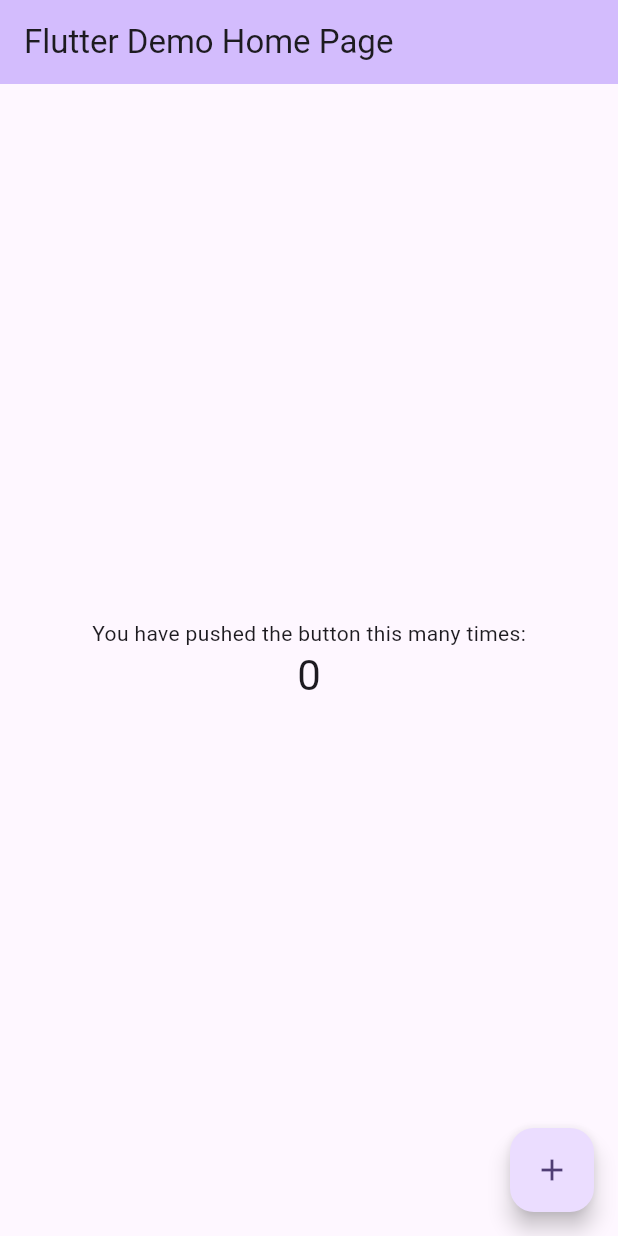
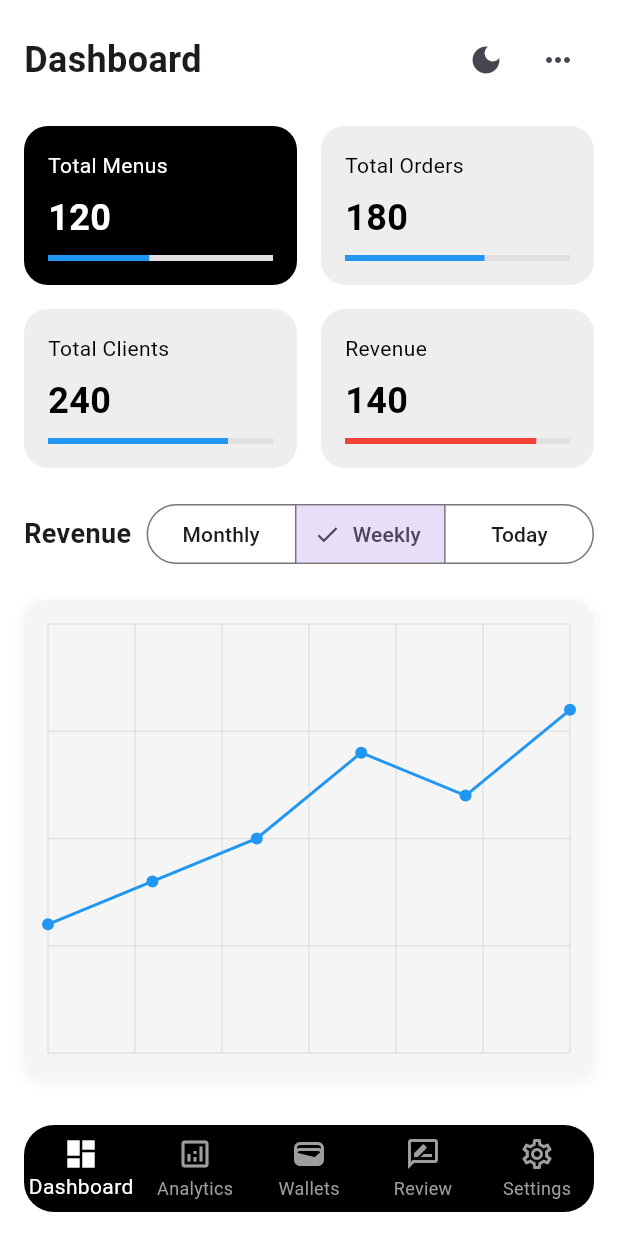
Before and after one commit to reysilvaa/rosantibike_mobile, a Flutter app: the screen it shows after launch, on a phone screen of 412 x 824 dp. Run offline on Flutter 3.47's test engine with Material 3 defaults, Android fonts, the phone set to English and light mode, and no system bars.

Commit message:
dashboard and light and dark theme

```diff
--- /dev/null
+++ b/lib/bottom_navigation_widget.dart
@@ -0,0 +1,63 @@
+
+// lib/widgets/custom_bottom_navigation.dart
+import 'package:flutter/material.dart';
+
+class BottomNavigation extends StatelessWidget {
+  final int selectedIndex;
+  final Function(int) onItemSelected;
+
+  const BottomNavigation({
+    Key? key,
+    required this.selectedIndex,
+    required this.onItemSelected,
+  }) : super(key: key);
+
+  @override
+  Widget build(BuildContext context) {
+    return Container(
+      decoration: BoxDecoration(
+        color: Colors.black,
+        borderRadius: BorderRadius.circular(20),
+      ),
+      margin: const EdgeInsets.all(16),
+      child: BottomNavigationBar(
+        currentIndex: selectedIndex,
+        onTap: onItemSelected,
+        type: BottomNavigationBarType.fixed,
+        backgroundColor: Colors.transparent,
+        selectedItemColor: Colors.white,
+        unselectedItemColor: Colors.grey,
+        showSelectedLabels: true,
+        showUnselectedLabels: true,
+        elevation: 0,
+        items: const [
+          BottomNavigationBarItem(
+            icon: Icon(Icons.dashboard_outlined),
+            activeIcon: Icon(Icons.dashboard),
+            label: 'Dashboard',
+          ),
+          BottomNavigationBarItem(
+            icon: Icon(Icons.analytics_outlined),
+            activeIcon: Icon(Icons.analytics),
+            label: 'Analytics',
+          ),
+          BottomNavigationBarItem(
+            icon: Icon(Icons.wallet_outlined),
+            activeIcon: Icon(Icons.wallet),
+            label: 'Wallets',
+          ),
+          BottomNavigationBarItem(
+            icon: Icon(Icons.rate_review_outlined),
+            activeIcon: Icon(Icons.rate_review),
+            label: 'Review',
+          ),
+          BottomNavigationBarItem(
+            icon: Icon(Icons.settings_outlined),
+            activeIcon: Icon(Icons.settings),
+            label: 'Settings',
+          ),
+        ],
+      ),
+    );
+  }
+}
--- /dev/null
+++ b/lib/constants/navigation_items.dart
@@ -0,0 +1,44 @@
+// lib/constants/navigation_items.dart
+import 'package:flutter/material.dart';
+
+class NavigationItem {
+  final String label;
+  final IconData icon;
+  final IconData activeIcon;
+
+  const NavigationItem({
+    required this.label,
+    required this.icon,
+    required this.activeIcon,
+  });
+}
+
+class NavigationItems {
+  static const List<NavigationItem> items = [
+    NavigationItem(
+      label: 'Dashboard',
+      icon: Icons.dashboard_outlined,
+      activeIcon: Icons.dashboard,
+    ),
+    NavigationItem(
+      label: 'Analytics',
+      icon: Icons.analytics_outlined,
+      activeIcon: Icons.analytics,
+    ),
+    NavigationItem(
+      label: 'Wallets',
+      icon: Icons.wallet_outlined,
+      activeIcon: Icons.wallet,
+    ),
+    NavigationItem(
+      label: 'Review',
+      icon: Icons.rate_review_outlined,
+      activeIcon: Icons.rate_review,
+    ),
+    NavigationItem(
+      label: 'Settings',
+      icon: Icons.settings_outlined,
+      activeIcon: Icons.settings,
+    ),
+  ];
+}
--- a/lib/main.dart
+++ b/lib/main.dart
@@ -1,125 +1,76 @@
+// lib/main.dart
 import 'package:flutter/material.dart';
+import 'package:provider/provider.dart' show ChangeNotifierProvider, Consumer;
+import 'pages/dashboard_page.dart';
+import 'pages/analytics_page.dart';
+import 'pages/wallets_page.dart';
+import 'pages/review_page.dart';
+import 'pages/settings_page.dart';
+import 'bottom_navigation_widget.dart';
+import 'theme/theme_provider.dart';
+import 'theme/app_theme.dart';
 
 void main() {
-  runApp(const MyApp());
+  runApp(
+    ChangeNotifierProvider(
+      create: (_) => ThemeProvider(),
+      child: const MyApp(),
+    ),
+  );
 }
 
 class MyApp extends StatelessWidget {
-  const MyApp({super.key});
+  const MyApp({Key? key}) : super(key: key);
 
-  // This widget is the root of your application.
   @override
   Widget build(BuildContext context) {
-    return MaterialApp(
-      title: 'Flutter Demo',
-      theme: ThemeData(
-        // This is the theme of your application.
-        //
-        // TRY THIS: Try running your application with "flutter run". You'll see
-        // the application has a purple toolbar. Then, without quitting the app,
-        // try changing the seedColor in the colorScheme below to Colors.green
-        // and then invoke "hot reload" (save your changes or press the "hot
-        // reload" button in a Flutter-supported IDE, or press "r" if you used
-        // the command line to start the app).
-        //
-        // Notice that the counter didn't reset back to zero; the application
-        // state is not lost during the reload. To reset the state, use hot
-        // restart instead.
-        //
-        // This works for code too, not just values: Most code changes can be
-        // tested with just a hot reload.
-        colorScheme: ColorScheme.fromSeed(seedColor: Colors.deepPurple),
-        useMaterial3: true,
-      ),
-      home: const MyHomePage(title: 'Flutter Demo Home Page'),
+    return Consumer<ThemeProvider>(
+      builder: (context, themeProvider, child) {
+        return MaterialApp(
+          title: 'Dashboard App',
+          themeMode: themeProvider.themeMode,
+          theme: AppTheme.lightTheme,
+          darkTheme: AppTheme.darkTheme,
+          home: const MainScreen(),
+          debugShowCheckedModeBanner: false,
+        );
+      },
     );
   }
 }
 
-class MyHomePage extends StatefulWidget {
-  const MyHomePage({super.key, required this.title});
-
-  // This widget is the home page of your application. It is stateful, meaning
-  // that it has a State object (defined below) that contains fields that affect
-  // how it looks.
-
-  // This class is the configuration for the state. It holds the values (in this
-  // case the title) provided by the parent (in this case the App widget) and
-  // used by the build method of the State. Fields in a Widget subclass are
-  // always marked "final".
-
-  final String title;
+class MainScreen extends StatefulWidget {
+  const MainScreen({Key? key}) : super(key: key);
 
   @override
-  State<MyHomePage> createState() => _MyHomePageState();
+  State<MainScreen> createState() => _MainScreenState();
 }
 
-class _MyHomePageState extends State<MyHomePage> {
-  int _counter = 0;
+class _MainScreenState extends State<MainScreen> {
+  int _selectedIndex = 0;
 
-  void _incrementCounter() {
+  final List<Widget> _pages = [
+    const DashboardPage(),
+    const AnalyticsPage(),
+    const WalletsPage(),
+    const ReviewPage(),
+    const SettingsPage(),
+  ];
+
+  void _onItemSelected(int index) {
     setState(() {
-      // This call to setState tells the Flutter framework that something has
-      // changed in this State, which causes it to rerun the build method below
-      // so that the display can reflect the updated values. If we changed
-      // _counter without calling setState(), then the build method would not be
-      // called again, and so nothing would appear to happen.
-      _counter++;
+      _selectedIndex = index;
     });
   }
 
   @override
   Widget build(BuildContext context) {
-    // This method is rerun every time setState is called, for instance as done
-    // by the _incrementCounter method above.
-    //
-    // The Flutter framework has been optimized to make rerunning build methods
-    // fast, so that you can just rebuild anything that needs updating rather
-    // than having to individually change instances of widgets.
     return Scaffold(
-      appBar: AppBar(
-        // TRY THIS: Try changing the color here to a specific color (to
-        // Colors.amber, perhaps?) and trigger a hot reload to see the AppBar
-        // change color while the other colors stay the same.
-        backgroundColor: Theme.of(context).colorScheme.inversePrimary,
-        // Here we take the value from the MyHomePage object that was created by
-        // the App.build method, and use it to set our appbar title.
-        title: Text(widget.title),
+      body: _pages[_selectedIndex],
+      bottomNavigationBar: BottomNavigation(
+        selectedIndex: _selectedIndex,
+        onItemSelected: _onItemSelected,
       ),
-      body: Center(
-        // Center is a layout widget. It takes a single child and positions it
-        // in the middle of the parent.
-        child: Column(
-          // Column is also a layout widget. It takes a list of children and
-          // arranges them vertically. By default, it sizes itself to fit its
-          // children horizontally, and tries to be as tall as its parent.
-          //
-          // Column has various properties to control how it sizes itself and
-          // how it positions its children. Here we use mainAxisAlignment to
-          // center the children vertically; the main axis here is the vertical
-          // axis because Columns are vertical (the cross axis would be
-          // horizontal).
-          //
-          // TRY THIS: Invoke "debug painting" (choose the "Toggle Debug Paint"
-          // action in the IDE, or press "p" in the console), to see the
-          // wireframe for each widget.
-          mainAxisAlignment: MainAxisAlignment.center,
-          children: <Widget>[
-            const Text(
-              'You have pushed the button this many times:',
-            ),
-            Text(
-              '$_counter',
-              style: Theme.of(context).textTheme.headlineMedium,
-            ),
-          ],
-        ),
-      ),
-      floatingActionButton: FloatingActionButton(
-        onPressed: _incrementCounter,
-        tooltip: 'Increment',
-        child: const Icon(Icons.add),
-      ), // This trailing comma makes auto-formatting nicer for build methods.
     );
   }
 }
--- /dev/null
+++ b/lib/pages/analytics_page.dart
@@ -0,0 +1,16 @@
+import 'package:flutter/material.dart';
+
+class AnalyticsPage extends StatelessWidget {
+  const AnalyticsPage({Key? key}) : super(key: key);
+
+  @override
+  Widget build(BuildContext context) {
+    return const Scaffold(
+      body: SafeArea(
+        child: Center(
+          child: Text('Analytics Page'),
+        ),
+      ),
+    );
+  }
+}
--- /dev/null
+++ b/lib/pages/dashboard_page.dart
@@ -0,0 +1,109 @@
+// lib/pages/dashboard_page.dart
+import 'package:flutter/material.dart';
+import '../widgets/dashboard/stat_card.dart';
+import '../widgets/dashboard/line_chart.dart';
+import '../widgets/dashboard/period_selector.dart';
+import 'package:provider/provider.dart';
+import '../theme/theme_provider.dart';
+
+class DashboardPage extends StatelessWidget {
+  const DashboardPage({Key? key}) : super(key: key);
+
+  @override
+  Widget build(BuildContext context) {
+    final themeProvider = Provider.of<ThemeProvider>(context);
+
+    return Scaffold(
+      body: SafeArea(
+        child: Padding(
+          padding: const EdgeInsets.all(16.0),
+          child: Column(
+            crossAxisAlignment: CrossAxisAlignment.start,
+            children: [
+              Row(
+                mainAxisAlignment: MainAxisAlignment.spaceBetween,
+                children: [
+                  const Text(
+                    'Dashboard',
+                    style: TextStyle(
+                      fontSize: 24,
+                      fontWeight: FontWeight.bold,
+                    ),
+                  ),
+                  Row(
+                    children: [
+                      IconButton(
+                        icon: Icon(
+                          themeProvider.isDarkMode
+                              ? Icons.light_mode
+                              : Icons.dark_mode,
+                        ),
+                        onPressed: () {
+                          themeProvider.toggleTheme();
+                        },
+                      ),
+                      IconButton(
+                        icon: const Icon(Icons.more_horiz),
+                        onPressed: () {},
+                      ),
+                    ],
+                  ),
+                ],
+              ),
+              const SizedBox(height: 20),
+              Row(
+                children: const [
+                  Expanded(
+                    child: StatCard(
+                      title: 'Total Menus',
+                      value: '120',
+                      percentage: '45%',
+                      isIncreasing: true,
+                    ),
+                  ),
+                  SizedBox(width: 16),
+                  Expanded(
+                    child: StatCard(
+                      title: 'Total Orders',
+                      value: '180',
+                      percentage: '62%',
+                      isIncreasing: true,
+                    ),
+                  ),
+                ],
+              ),
+              const SizedBox(height: 16),
+              Row(
+                children: const [
+                  Expanded(
+                    child: StatCard(
+                      title: 'Total Clients',
+                      value: '240',
+                      percentage: '80%',
+                      isIncreasing: true,
+                    ),
+                  ),
+                  SizedBox(width: 16),
+                  Expanded(
+                    child: StatCard(
+                      title: 'Revenue',
+                      value: '140',
+                      percentage: '85%',
+                      isIncreasing: true,
+                    ),
+                  ),
+                ],
+              ),
+              const SizedBox(height: 20),
+              const PeriodSelector(),
+              const SizedBox(height: 20),
+              const Expanded(
+                child: RevenueLineChart(),
+              ),
+            ],
+          ),
+        ),
+      ),
+    );
+  }
+}
--- /dev/null
+++ b/lib/pages/review_page.dart
@@ -0,0 +1,17 @@
+// lib/pages/review_page.dart
+import 'package:flutter/material.dart';
+
+class ReviewPage extends StatelessWidget {
+  const ReviewPage({Key? key}) : super(key: key);
+
+  @override
+  Widget build(BuildContext context) {
+    return const Scaffold(
+      body: SafeArea(
+        child: Center(
+          child: Text('Review Page'),
+        ),
+      ),
+    );
+  }
+}
--- /dev/null
+++ b/lib/pages/settings_page.dart
@@ -0,0 +1,17 @@
+// lib/pages/settings_page.dart
+import 'package:flutter/material.dart';
+
+class SettingsPage extends StatelessWidget {
+  const SettingsPage({Key? key}) : super(key: key);
+
+  @override
+  Widget build(BuildContext context) {
+    return const Scaffold(
+      body: SafeArea(
+        child: Center(
+          child: Text('Settings Page'),
+        ),
+      ),
+    );
+  }
+}
--- /dev/null
+++ b/lib/pages/wallets_page.dart
@@ -0,0 +1,17 @@
+// lib/pages/wallets_page.dart
+import 'package:flutter/material.dart';
+
+class WalletsPage extends StatelessWidget {
+  const WalletsPage({Key? key}) : super(key: key);
+
+  @override
+  Widget build(BuildContext context) {
+    return const Scaffold(
+      body: SafeArea(
+        child: Center(
+          child: Text('Wallets Page'),
+        ),
+      ),
+    );
+  }
+}
--- /dev/null
+++ b/lib/theme/app_theme.dart
@@ -0,0 +1,48 @@
+// lib/theme/app_theme.dart
+import 'package:flutter/material.dart';
+
+class AppTheme {
+  static ThemeData lightTheme = ThemeData(
+    brightness: Brightness.light,
+    primarySwatch: Colors.blue,
+    scaffoldBackgroundColor: Colors.white,
+    cardColor: Colors.grey[100],
+    appBarTheme: const AppBarTheme(
+      backgroundColor: Colors.white,
+      elevation: 0,
+      iconTheme: IconThemeData(color: Colors.black),
+      titleTextStyle: TextStyle(
+        color: Colors.black,
+        fontSize: 20,
+        fontWeight: FontWeight.bold,
+      ),
+    ),
+    bottomNavigationBarTheme: const BottomNavigationBarThemeData(
+      backgroundColor: Colors.black,
+      selectedItemColor: Colors.white,
+      unselectedItemColor: Colors.grey,
+    ),
+  );
+
+  static ThemeData darkTheme = ThemeData(
+    brightness: Brightness.dark,
+    primarySwatch: Colors.blue,
+    scaffoldBackgroundColor: Colors.grey[900],
+    cardColor: Colors.grey[800],
+    appBarTheme: AppBarTheme(
+      backgroundColor: Colors.grey[900],
+      elevation: 0,
+      iconTheme: const IconThemeData(color: Colors.white),
+      titleTextStyle: const TextStyle(
+        color: Colors.white,
+        fontSize: 20,
+        fontWeight: FontWeight.bold,
+      ),
+    ),
+    bottomNavigationBarTheme: const BottomNavigationBarThemeData(
+      backgroundColor: Colors.black,
+      selectedItemColor: Colors.white,
+      unselectedItemColor: Colors.grey,
+    ),
+  );
+}
--- /dev/null
+++ b/lib/theme/theme_provider.dart
@@ -0,0 +1,15 @@
+// lib/theme/theme_provider.dart
+import 'package:flutter/material.dart';
+
+class ThemeProvider with ChangeNotifier {
+  ThemeMode _themeMode = ThemeMode.light;
+
+  ThemeMode get themeMode => _themeMode;
+
+  bool get isDarkMode => _themeMode == ThemeMode.dark;
+
+  void toggleTheme() {
+    _themeMode = _themeMode == ThemeMode.light ? ThemeMode.dark : ThemeMode.light;
+    notifyListeners();
+  }
+}
--- /dev/null
+++ b/lib/widgets/dashboard/line_chart.dart
@@ -0,0 +1,96 @@
+// lib/widgets/line_chart.dart
+import 'package:flutter/material.dart';
+
+class RevenueLineChart extends StatelessWidget {
+  const RevenueLineChart({Key? key}) : super(key: key);
+
+  @override
+  Widget build(BuildContext context) {
+    return Container(
+      padding: const EdgeInsets.all(16),
+      decoration: BoxDecoration(
+        color: Theme.of(context).cardColor,
+        borderRadius: BorderRadius.circular(16),
+        boxShadow: [
+          BoxShadow(
+            color: Colors.grey.withOpacity(0.1),
+            spreadRadius: 2,
+            blurRadius: 5,
+            offset: const Offset(0, 3),
+          ),
+        ],
+      ),
+      child: CustomPaint(
+        size: const Size(double.infinity, 200),
+        painter: LineChartPainter(),
+      ),
+    );
+  }
+}
+
+class LineChartPainter extends CustomPainter {
+  @override
+  void paint(Canvas canvas, Size size) {
+    final paint = Paint()
+      ..color = Colors.blue
+      ..strokeWidth = 2
+      ..style = PaintingStyle.stroke;
+
+    final path = Path();
+    path.moveTo(0, size.height * 0.7);
+    path.lineTo(size.width * 0.2, size.height * 0.6);
+    path.lineTo(size.width * 0.4, size.height * 0.5);
+    path.lineTo(size.width * 0.6, size.height * 0.3);
+    path.lineTo(size.width * 0.8, size.height * 0.4);
+    path.lineTo(size.width, size.height * 0.2);
+
+    canvas.drawPath(path, paint);
+
+    // Draw grid lines
+    final gridPaint = Paint()
+      ..color = Colors.grey.withOpacity(0.2)
+      ..strokeWidth = 1;
+
+    // Horizontal grid lines
+    for (var i = 0; i < 5; i++) {
+      final y = size.height * i / 4;
+      canvas.drawLine(
+        Offset(0, y),
+        Offset(size.width, y),
+        gridPaint,
+      );
+    }
+
+    // Vertical grid lines
+    for (var i = 0; i < 7; i++) {
+      final x = size.width * i / 6;
+      canvas.drawLine(
+        Offset(x, 0),
+        Offset(x, size.height),
+        gridPaint,
+      );
+    }
+
+    // Draw points
+    final pointPaint = Paint()
+      ..color = Colors.blue
+      ..strokeWidth = 4
+      ..style = PaintingStyle.fill;
+
+    final points = [
+      Offset(0, size.height * 0.7),
+      Offset(size.width * 0.2, size.height * 0.6),
+      Offset(size.width * 0.4, size.height * 0.5),
+      Offset(size.width * 0.6, size.height * 0.3),
+      Offset(size.width * 0.8, size.height * 0.4),
+      Offset(size.width, size.height * 0.2),
+    ];
+
+    for (var point in points) {
+      canvas.drawCircle(point, 4, pointPaint);
+    }
+  }
+
+  @override
+  bool shouldRepaint(covariant CustomPainter oldDelegate) => false;
+}
--- /dev/null
+++ b/lib/widgets/dashboard/period_selector.dart
@@ -0,0 +1,43 @@
+
+// lib/widgets/period_selector.dart
+import 'package:flutter/material.dart';
+
+class PeriodSelector extends StatefulWidget {
+  const PeriodSelector({Key? key}) : super(key: key);
+
+  @override
+  State<PeriodSelector> createState() => _PeriodSelectorState();
+}
+
+class _PeriodSelectorState extends State<PeriodSelector> {
+  String selectedPeriod = 'Weekly';
+
+  @override
+  Widget build(BuildContext context) {
+    return Row(
+      children: [
+        const Text(
+          'Revenue',
+          style: TextStyle(
+            fontSize: 18,
+            fontWeight: FontWeight.bold,
+          ),
+        ),
+        const Spacer(),
+        SegmentedButton<String>(
+          segments: const [
+            ButtonSegment<String>(value: 'Monthly', label: Text('Monthly')),
+            ButtonSegment<String>(value: 'Weekly', label: Text('Weekly')),
+            ButtonSegment<String>(value: 'Today', label: Text('Today')),
+          ],
+          selected: {selectedPeriod},
+          onSelectionChanged: (Set<String> newSelection) {
+            setState(() {
+              selectedPeriod = newSelection.first;
+            });
+          },
+        ),
+      ],
+    );
+  }
+}
--- /dev/null
+++ b/lib/widgets/dashboard/stat_card.dart
@@ -0,0 +1,69 @@
+
+// lib/widgets/stat_card.dart
+import 'package:flutter/material.dart';
+import 'package:provider/provider.dart';
+import 'package:rosantibike_mobile/theme/theme_provider.dart';
+
+class StatCard extends StatelessWidget {
+  final String title;
+  final String value;
+  final String percentage;
+  final bool isIncreasing;
+
+  const StatCard({
+    Key? key,
+    required this.title,
+    required this.value,
+    required this.percentage,
+    required this.isIncreasing,
+  }) : super(key: key);
+
+  @override
+  Widget build(BuildContext context) {
+    final themeProvider = Provider.of<ThemeProvider>(context);
+    final isDark = themeProvider.isDarkMode;
+
+    return Container(
+      padding: const EdgeInsets.all(16),
+      decoration: BoxDecoration(
+        color: title == 'Total Menus'
+            ? Colors.black
+            : (isDark ? Colors.grey[800] : Colors.grey[200]),
+        borderRadius: BorderRadius.circular(16),
+      ),
+      child: Column(
+        crossAxisAlignment: CrossAxisAlignment.start,
+        children: [
+          Text(
+            title,
+            style: TextStyle(
+              color: title == 'Total Menus' || isDark
+                  ? Colors.white
+                  : Colors.black,
+              fontSize: 14,
+            ),
+          ),
+          const SizedBox(height: 8),
+          Text(
+            value,
+            style: TextStyle(
+              color: title == 'Total Menus' || isDark
+                  ? Colors.white
+                  : Colors.black,
+              fontSize: 24,
+              fontWeight: FontWeight.bold,
+            ),
+          ),
+          const SizedBox(height: 8),
+          LinearProgressIndicator(
+            value: double.parse(percentage.replaceAll('%', '')) / 100,
+            backgroundColor: isDark ? Colors.grey[700] : Colors.grey[300],
+            valueColor: AlwaysStoppedAnimation<Color>(
+              title == 'Revenue' ? Colors.red : Colors.blue,
+            ),
+          ),
+        ],
+      ),
+    );
+  }
+}
--- a/pubspec.yaml
+++ b/pubspec.yaml
@@ -35,6 +35,8 @@ dependencies:
   # The following adds the Cupertino Icons font to your application.
   # Use with the CupertinoIcons class for iOS style icons.
   cupertino_icons: ^1.0.8
+  provider: ^6.1.2
+
 
 dev_dependencies:
   flutter_test:
```
Also changed, not shown: pubspec.lock.
